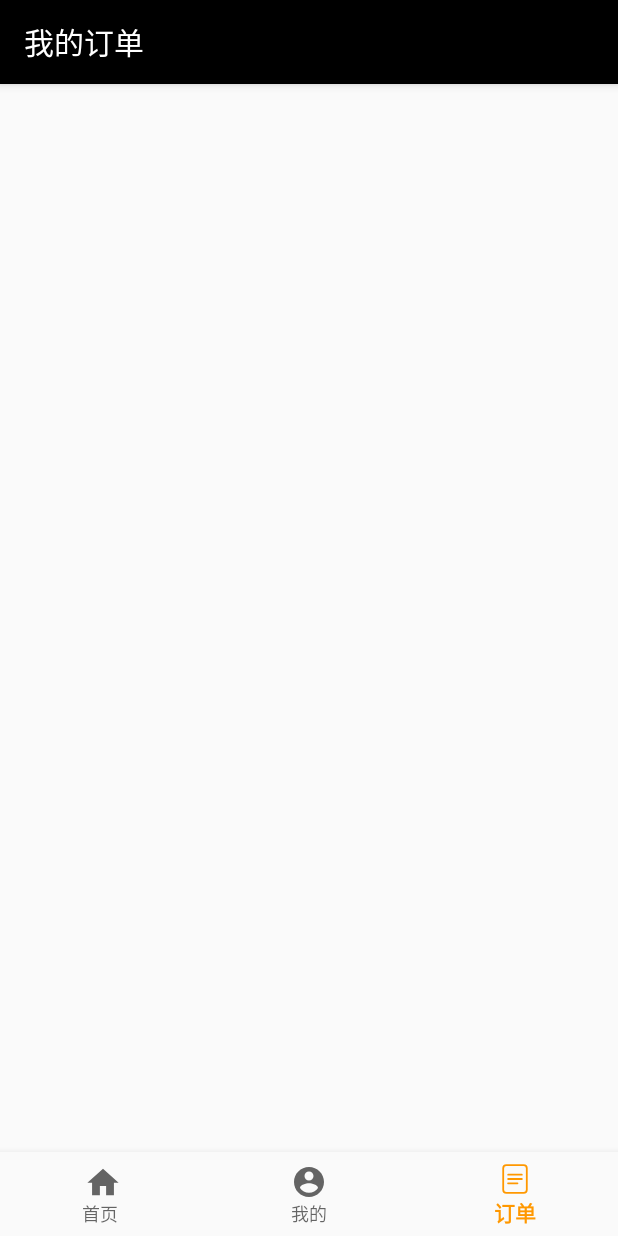
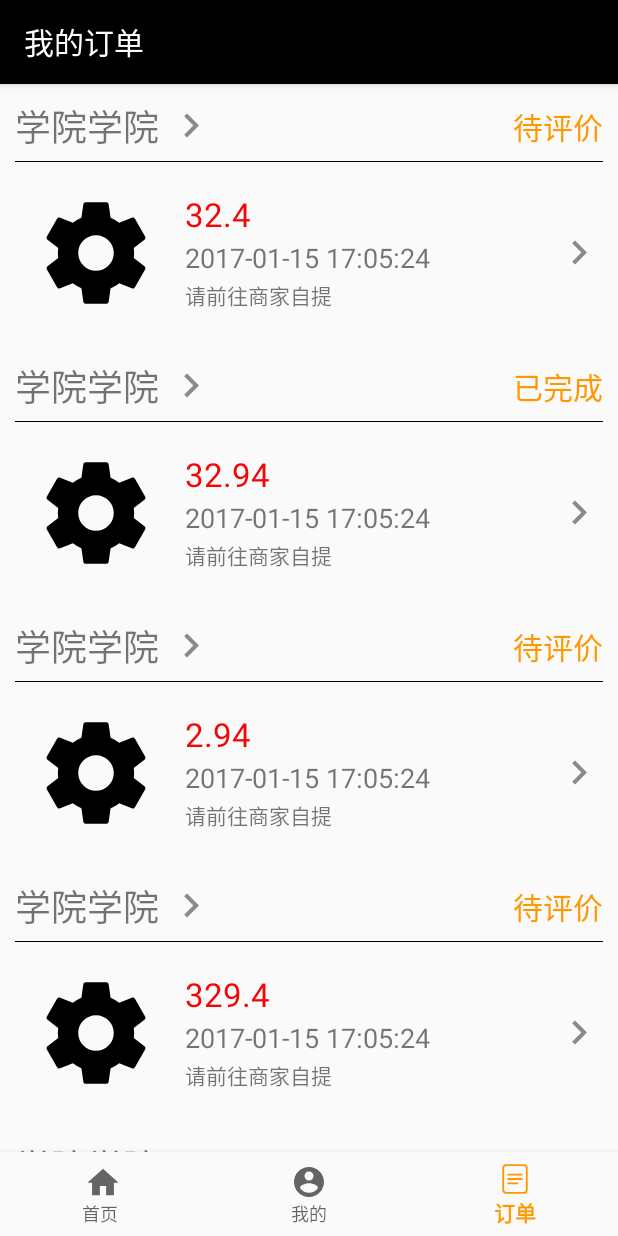
Before and after one commit to startproge/baolema, an Android app: the OrderFragment screen opened through its navigation route, on a phone screen of 412 x 824 dp. Run offline under Robolectric (Android 15) with nearby library versions, the phone set to English and light mode, and no system bars; our stand-ins replace navigation-ui; 1 statement that could not run was skipped.

Commit message:
"我的订单"首页

```diff
--- /dev/null
+++ b/app/src/main/java/com/example/baolema/bean/OrderMain.java
@@ -0,0 +1,95 @@
+package com.example.baolema.bean;
+
+import android.graphics.Bitmap;
+
+import java.sql.Timestamp;
+
+public class OrderMain {
+    private int orderId;
+    private int shopId;
+    private String shopName;
+    private Bitmap shopTradeMark;
+    private double orderPrice;
+    private int userId;
+    private String orderStatus;
+    private Timestamp orderStartTime;
+    private Timestamp orderFinishTime;
+
+    public OrderMain(String shopName, double orderPrice, String orderStatus) {
+        this.shopName = shopName;
+        this.orderPrice = orderPrice;
+        this.orderStatus = orderStatus;
+    }
+
+    public int getOrderId() {
+        return orderId;
+    }
+
+    public void setOrderId(int orderId) {
+        this.orderId = orderId;
+    }
+
+    public int getShopId() {
+        return shopId;
+    }
+
+    public void setShopId(int shopId) {
+        this.shopId = shopId;
+    }
+
+    public String getShopName() {
+        return shopName;
+    }
+
+    public void setShopName(String shopName) {
+        this.shopName = shopName;
+    }
+
+    public Bitmap getShopTradeMark() {
+        return shopTradeMark;
+    }
+
+    public void setShopTradeMark(Bitmap shopTradeMark) {
+        this.shopTradeMark = shopTradeMark;
+    }
+
+    public int getUserId() {
+        return userId;
+    }
+
+    public void setUserId(int userId) {
+        this.userId = userId;
+    }
+
+    public String getOrderStatus() {
+        return orderStatus;
+    }
+
+    public void setOrderStatus(String orderStatus) {
+        this.orderStatus = orderStatus;
+    }
+
+    public Timestamp getOrderStartTime() {
+        return orderStartTime;
+    }
+
+    public void setOrderStartTime(Timestamp orderStartTime) {
+        this.orderStartTime = orderStartTime;
+    }
+
+    public Timestamp getOrderFinishTime() {
+        return orderFinishTime;
+    }
+
+    public void setOrderFinishTime(Timestamp orderFinishTime) {
+        this.orderFinishTime = orderFinishTime;
+    }
+
+    public double getOrderPrice() {
+        return orderPrice;
+    }
+
+    public void setOrderPrice(double orderPrice) {
+        this.orderPrice = orderPrice;
+    }
+}
--- a/app/src/main/java/com/example/baolema/ui/order/OrderFragment.java
+++ b/app/src/main/java/com/example/baolema/ui/order/OrderFragment.java
@@ -4,20 +4,23 @@ import android.os.Bundle;
 import android.view.LayoutInflater;
 import android.view.View;
 import android.view.ViewGroup;
-import android.widget.TextView;
 
-import androidx.annotation.Nullable;
 import androidx.annotation.NonNull;
 import androidx.fragment.app.Fragment;
-import androidx.lifecycle.Observer;
 import androidx.lifecycle.ViewModelProviders;
+import androidx.recyclerview.widget.LinearLayoutManager;
+import androidx.recyclerview.widget.RecyclerView;
 
 import com.example.baolema.MainActivity;
 import com.example.baolema.R;
+import com.example.baolema.bean.OrderMain;
+
+import java.util.ArrayList;
+import java.util.List;
 
 public class OrderFragment extends Fragment {
-
     private OrderViewModel orderViewModel;
+    private List<OrderMain> ordersList = new ArrayList<>();
 
     public View onCreateView(@NonNull LayoutInflater inflater,
                              ViewGroup container, Bundle savedInstanceState) {
@@ -26,6 +29,25 @@ public class OrderFragment extends Fragment {
         View root = inflater.inflate(R.layout.fragment_order, container, false);
         MainActivity mainActivity = (MainActivity) getActivity();
         mainActivity.resetTitle("我的订单");
+
+        initOrderList();
+
+        RecyclerView recyclerView = root.findViewById(R.id.recycler_order_main);
+        recyclerView.setLayoutManager(new LinearLayoutManager(getActivity()));
+        recyclerView.setAdapter(new OrderMainAdapter(ordersList));
+
         return root;
     }
+
+    public void initOrderList() {
+        ordersList.add(new OrderMain("学院学院", 32.4, "待评价"));
+        ordersList.add(new OrderMain("学院学院", 32.94, "已完成"));
+        ordersList.add(new OrderMain("学院学院", 2.94, "待评价"));
+        ordersList.add(new OrderMain("学院学院", 329.4, "待评价"));
+        ordersList.add(new OrderMain("学院学院", 32.4, "待评价"));
+        ordersList.add(new OrderMain("学院学院", 2, "待评价"));
+        ordersList.add(new OrderMain("学院学院", 32.4, "待评价"));
+        ordersList.add(new OrderMain("学院学院", 32.4, "待评价"));
+        ordersList.add(new OrderMain("学院学院", 32.4, "待评价"));
+    }
 }
--- /dev/null
+++ b/app/src/main/java/com/example/baolema/ui/order/OrderMainAdapter.java
@@ -0,0 +1,64 @@
+package com.example.baolema.ui.order;
+
+import android.view.LayoutInflater;
+import android.view.View;
+import android.view.ViewGroup;
+import android.widget.ImageView;
+import android.widget.TextView;
+
+import androidx.annotation.NonNull;
+import androidx.recyclerview.widget.RecyclerView;
+
+import com.example.baolema.R;
+import com.example.baolema.bean.OrderMain;
+
+import java.util.List;
+
+public class OrderMainAdapter extends RecyclerView.Adapter {
+    private List<OrderMain> orderList;
+
+    public OrderMainAdapter(List<OrderMain> orderList) {
+        this.orderList = orderList;
+    }
+
+    static class OrderMainViewHolder extends RecyclerView.ViewHolder {
+        TextView textShopName;
+        TextView textOrderStatus;
+        ImageView imageShop;
+        TextView orderSumPrice;
+        TextView orderTime;
+
+        OrderMainViewHolder(@NonNull View itemView) {
+            super(itemView);
+            this.textShopName = itemView.findViewById(R.id.text_order_main_shop);
+            this.textOrderStatus = itemView.findViewById(R.id.text_order_main_evaluate);
+            this.imageShop = itemView.findViewById(R.id.image_order_main);
+            this.orderSumPrice = itemView.findViewById(R.id.text_order_main_price);
+            this.orderTime = itemView.findViewById(R.id.text_order_main_time);
+        }
+    }
+
+    @NonNull
+    @Override
+    public RecyclerView.ViewHolder onCreateViewHolder(@NonNull ViewGroup parent, int viewType) {
+        return new OrderMainViewHolder(LayoutInflater.from(parent.getContext()).inflate(R.layout.recycler_order_main, parent, false));
+    }
+
+    @Override
+    public void onBindViewHolder(@NonNull RecyclerView.ViewHolder holder, int position) {
+        OrderMainViewHolder orderMainViewHolder = (OrderMainViewHolder) holder;
+        orderMainViewHolder.textShopName.setText(orderList.get(position).getShopName());
+        orderMainViewHolder.textOrderStatus.setText(orderList.get(position).getOrderStatus());
+        orderMainViewHolder.orderSumPrice.setText(String.valueOf(orderList.get(position).getOrderPrice()));
+//        orderMainViewHolder.imageShop.setImageBitmap();
+//        orderMainViewHolder.orderTime.setText(orderList.get(position).getOrderStartTime());
+//        shopViewHolder.shopTrademark.setImageURI(Uri.parse(shop.getShopTrademark()));
+
+        //评分显示
+    }
+
+    @Override
+    public int getItemCount() {
+        return orderList.size();
+    }
+}
--- a/app/src/main/res/layout/fragment_order.xml
+++ b/app/src/main/res/layout/fragment_order.xml
@@ -1,6 +1,5 @@
 <?xml version="1.0" encoding="utf-8"?>
 <androidx.constraintlayout.widget.ConstraintLayout xmlns:android="http://schemas.android.com/apk/res/android"
-    xmlns:app="http://schemas.android.com/apk/res-auto"
     android:layout_width="match_parent"
     android:layout_height="match_parent">
 
--- a/app/src/main/res/layout/recycler_order_main.xml
+++ b/app/src/main/res/layout/recycler_order_main.xml
@@ -77,7 +77,7 @@
         android:text="2017-01-15 17:05:24"
         android:textSize="18sp"
         app:layout_constraintBottom_toTopOf="@+id/text_order_main_tips"
-        app:layout_constraintLeft_toRightOf="@id/image_order_main"
+        app:layout_constraintLeft_toLeftOf="@id/text_order_main_price"
         app:layout_constraintTop_toBottomOf="@+id/text_order_main_price" />
 
     <TextView
@@ -86,7 +86,7 @@
         android:layout_height="wrap_content"
         android:text="请前往商家自提"
         app:layout_constraintBottom_toBottomOf="@id/image_order_main"
-        app:layout_constraintLeft_toRightOf="@id/image_order_main"
+        app:layout_constraintLeft_toLeftOf="@id/text_order_main_price"
         app:layout_constraintTop_toBottomOf="@id/text_order_main_time" />
 
     <ImageView
```
